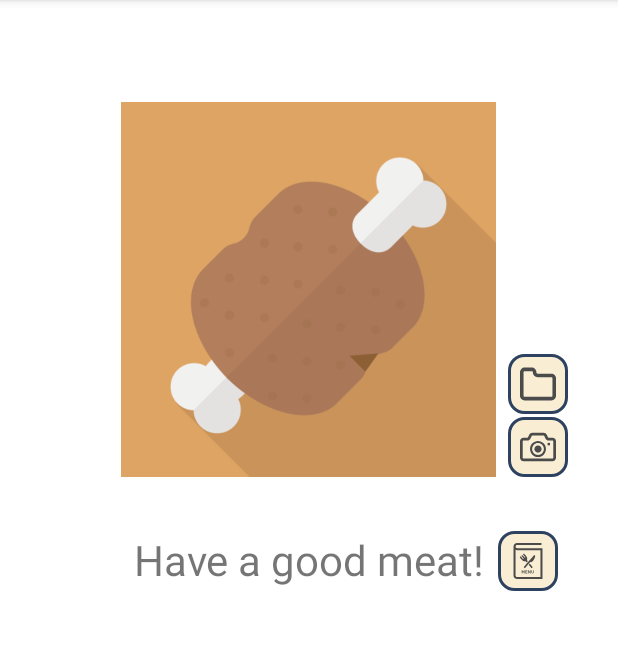
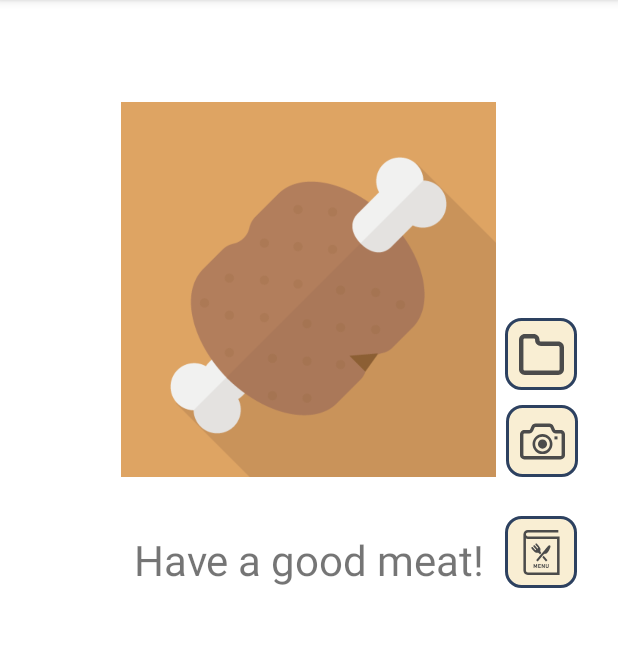
Before and after one commit to cacaoMath/ML_meat, an Android app: the screen it shows after launch (MainActivity), on a phone screen of 412 x 824 dp, the part 84-734 px from its top. Run offline under Robolectric (Android 15) with nearby library versions, the phone set to English and light mode, and no system bars; libraries missing offline, so code that uses them is left out: com.github.mikephil.charting, org.tensorflow.lite; plain views replace PieChart; pictures from the network do not load; 2 statements that could not run were skipped.

Commit message:
mod : 細かい修正 update : readmeのスクショの更新

```diff
--- a/app/src/main/java/com/example/ml_meat/MainActivity.kt
+++ b/app/src/main/java/com/example/ml_meat/MainActivity.kt
@@ -201,8 +201,9 @@ class MainActivity : AppCompatActivity() {
                     val image = Bitmap.createScaledBitmap(bitmap as Bitmap, 224, 224,true)
                     targetImgView.setImageBitmap(image)
                     meatPrediction(image)//画像推定
+                    Toast.makeText(this, "とれたよ！！", Toast.LENGTH_LONG).show()
+
                 }
-                Toast.makeText(this, "とれたよ！！", Toast.LENGTH_LONG).show()
             }
 
             // ギャラリーから
@@ -214,8 +215,9 @@ class MainActivity : AppCompatActivity() {
                         val image = Bitmap.createScaledBitmap(imageTmp, 224, 224,true)
                         targetImgView.setImageBitmap(image)
                         meatPrediction(image)//画像推定
+                        Toast.makeText(this, "とれたよ！！", Toast.LENGTH_LONG).show()
+
                     }
-                    Toast.makeText(this, "とれたよ！！", Toast.LENGTH_LONG).show()
                 } catch (e: Exception) {
                     Toast.makeText(this, "エラーが発生しました", Toast.LENGTH_LONG).show()
                 }
--- a/app/src/main/res/drawable/ic_camera.xml
+++ b/app/src/main/res/drawable/ic_camera.xml
@@ -1,6 +1,6 @@
-<vector android:autoMirrored="true" android:height="24dp"
+<vector android:autoMirrored="true" android:height="30dp"
     android:viewportHeight="512" android:viewportWidth="512"
-    android:width="24dp" xmlns:android="http://schemas.android.com/apk/res/android">
+    android:width="30dp" xmlns:android="http://schemas.android.com/apk/res/android">
     <path android:fillColor="#4B4B4B" android:pathData="M256,233.109c-28.5,0 -51.594,23.297 -51.594,52.047c0,28.766 23.094,52.047 51.594,52.047s51.594,-23.281 51.594,-52.047C307.594,256.406 284.5,233.109 256,233.109z"/>
     <path android:fillColor="#4B4B4B" android:pathData="M497.375,140.297c-8.984,-9.094 -21.641,-14.813 -35.453,-14.813h-54.203c-4.359,0.016 -8.438,-2.594 -10.313,-6.813l-16.234,-36.344c-8.031,-18.016 -25.891,-29.734 -45.703,-29.734H176.531c-19.813,0 -37.672,11.719 -45.719,29.719v0.016l-16.219,36.344c-1.875,4.219 -5.953,6.828 -10.313,6.813H50.078c-13.813,0 -26.484,5.719 -35.484,14.813C5.594,149.359 0,162.031 0,175.828v233.25c0,13.797 5.594,26.469 14.594,35.531c9,9.094 21.672,14.813 35.484,14.797h225.781h186.063c13.813,0.016 26.469,-5.703 35.453,-14.797c9.031,-9.063 14.625,-21.734 14.625,-35.531v-233.25C512,162.031 506.406,149.344 497.375,140.297zM473.281,409.078c0,3.313 -1.281,6.125 -3.375,8.281c-2.156,2.109 -4.844,3.328 -7.984,3.344H275.859H50.078c-3.156,-0.016 -5.859,-1.234 -7.984,-3.344c-2.094,-2.156 -3.375,-4.969 -3.375,-8.281v-233.25c0,-3.313 1.281,-6.125 3.375,-8.281c2.125,-2.125 4.828,-3.328 7.984,-3.344h54.203c19.781,0 37.656,-11.734 45.688,-29.766l16.188,-36.328c1.906,-4.203 5.969,-6.813 10.375,-6.813h158.938c4.406,0 8.469,2.609 10.359,6.797l16.219,36.359c8.016,18.016 25.891,29.75 45.672,29.75h54.203c3.141,0.016 5.828,1.219 7.984,3.344c2.094,2.156 3.375,4.984 3.375,8.281V409.078z"/>
     <path android:fillColor="#4B4B4B" android:pathData="M256,170.938c-31.313,-0.016 -59.75,12.844 -80.203,33.5c-20.484,20.656 -33.172,49.266 -33.156,80.719c-0.016,31.453 12.672,60.094 33.156,80.719c20.453,20.672 48.891,33.516 80.203,33.516c31.297,0 59.75,-12.844 80.203,-33.516c20.484,-20.625 33.172,-49.266 33.156,-80.719c0.016,-31.453 -12.672,-60.063 -33.156,-80.719C315.75,183.781 287.297,170.922 256,170.938zM315.031,344.891c-15.172,15.297 -35.953,24.688 -59.031,24.688c-23.094,0 -43.859,-9.391 -59.047,-24.688c-15.141,-15.297 -24.5,-36.328 -24.516,-59.734c0.016,-23.391 9.375,-44.422 24.516,-59.734c15.188,-15.297 35.953,-24.672 59.047,-24.688c23.078,0.016 43.859,9.391 59.031,24.688c15.156,15.313 24.516,36.344 24.531,59.734C339.547,308.563 330.188,329.594 315.031,344.891z"/>
--- a/app/src/main/res/drawable/ic_folder.xml
+++ b/app/src/main/res/drawable/ic_folder.xml
@@ -1,5 +1,5 @@
-<vector android:autoMirrored="true" android:height="24dp"
+<vector android:autoMirrored="true" android:height="30dp"
     android:viewportHeight="512" android:viewportWidth="512"
-    android:width="24dp" xmlns:android="http://schemas.android.com/apk/res/android">
+    android:width="30dp" xmlns:android="http://schemas.android.com/apk/res/android">
     <path android:fillColor="#4B4B4B" android:pathData="M492.459,128.673c-12,-12.033 -28.836,-19.558 -47.18,-19.542H249.91c-4.598,-0.016 -8.533,-1.795 -11.565,-4.795c-3,-3.041 -4.779,-6.967 -4.795,-11.566v-3.278c0.016,-18.345 -7.508,-35.188 -19.541,-47.18c-11.992,-12.033 -28.836,-19.558 -47.18,-19.541H66.721c-18.344,-0.017 -35.189,7.508 -47.18,19.541C7.508,54.303 -0.017,71.147 0,89.492v44.819v44.484v243.722c-0.017,18.344 7.508,35.188 19.541,47.172c12,12.033 28.836,19.557 47.18,19.541h378.558c18.344,0.016 35.18,-7.508 47.18,-19.541c12.033,-11.984 19.558,-28.828 19.541,-47.172V175.853C512.017,157.508 504.492,140.664 492.459,128.673zM461.639,422.517c-0.017,4.598 -1.787,8.524 -4.787,11.566c-3.041,2.991 -6.976,4.77 -11.574,4.787H66.721c-4.598,-0.017 -8.533,-1.796 -11.574,-4.787c-3,-3.041 -4.77,-6.968 -4.786,-11.566V178.795v-44.484V89.492c0.017,-4.599 1.795,-8.524 4.795,-11.574c3.041,-3 6.968,-4.771 11.566,-4.787h100.107c4.598,0.016 8.524,1.787 11.565,4.787c3,3.049 4.778,6.975 4.795,11.574v3.278c-0.017,18.345 7.508,35.18 19.541,47.18c11.992,12.033 28.836,19.558 47.18,19.541h195.369c4.598,0.017 8.524,1.787 11.565,4.788c3,3.049 4.778,6.975 4.795,11.574V422.517z"/>
 </vector>
--- a/app/src/main/res/drawable/ic_menu.xml
+++ b/app/src/main/res/drawable/ic_menu.xml
@@ -1,6 +1,6 @@
-<vector android:autoMirrored="true" android:height="24dp"
+<vector android:autoMirrored="true" android:height="30dp"
     android:viewportHeight="512" android:viewportWidth="512"
-    android:width="24dp" xmlns:android="http://schemas.android.com/apk/res/android">
+    android:width="30dp" xmlns:android="http://schemas.android.com/apk/res/android">
     <path android:fillColor="#4B4B4B" android:pathData="M186.769,413.08l-11.825,-25.18l-7.983,0l0,44.41l8.329,0l0,-25.3l8.508,17.594l5.958,0l8.267,-17.496l0,25.202l8.329,0l0,-44.41l-7.983,0z"/>
     <path android:fillColor="#4B4B4B" android:pathData="M219.062,432.31l29.053,0l0,-7.668l-20.739,0l0,-10.917l17.692,0l0,-7.608l-17.692,0l0,-10.557l20.739,0l0,-7.66l-29.053,0z"/>
     <path android:fillColor="#4B4B4B" android:pathData="M284.249,415.578l-18.218,-27.678l-7.352,0l0,44.41l8.328,0l0,-27.738l18.217,27.738l7.338,0l0,-44.41l-8.313,0z"/>
--- a/app/src/main/res/layout/activity_main.xml
+++ b/app/src/main/res/layout/activity_main.xml
@@ -32,8 +32,8 @@
 
     <ImageButton
         android:id="@+id/camera_btn"
-        android:layout_width="40dp"
-        android:layout_height="40dp"
+        android:layout_width="48dp"
+        android:layout_height="48dp"
         android:background="@drawable/button"
         android:contentDescription="@string/camera_button"
         android:src="@drawable/ic_camera"
@@ -47,31 +47,32 @@
 
     <ImageButton
         android:id="@+id/selectImg_btn"
-        android:layout_width="40dp"
-        android:layout_height="40dp"
-        android:layout_marginTop="168dp"
+        android:layout_width="48dp"
+        android:layout_height="48dp"
+        android:layout_marginTop="144dp"
         android:background="@drawable/button"
         android:contentDescription="@string/selectImg_button"
         android:src="@drawable/ic_folder"
         android:text="@string/selectImg_button"
         app:layout_constraintEnd_toEndOf="parent"
-        app:layout_constraintHorizontal_bias="0.195"
+        app:layout_constraintHorizontal_bias="0.181"
         app:layout_constraintStart_toEndOf="@+id/imageView"
         app:layout_constraintTop_toTopOf="@+id/imageView"
         tools:ignore="SpeakableTextPresentCheck" />
 
     <ImageButton
         android:id="@+id/recipeSearch_btn"
-        android:layout_width="40dp"
-        android:layout_height="40dp"
+        android:layout_width="48dp"
+        android:layout_height="48dp"
         android:background="@drawable/button"
         android:src="@drawable/ic_menu"
+        android:contentDescription="recipe"
         app:layout_constraintBottom_toBottomOf="@+id/prediction_tv"
         app:layout_constraintEnd_toEndOf="parent"
-        app:layout_constraintHorizontal_bias="0.175"
+        app:layout_constraintHorizontal_bias="0.325"
         app:layout_constraintStart_toEndOf="@+id/prediction_tv"
         app:layout_constraintTop_toTopOf="@+id/prediction_tv"
-        app:layout_constraintVertical_bias="0.0" />
+        app:layout_constraintVertical_bias="1.0" />
 
     <com.github.mikephil.charting.charts.PieChart
         android:id="@+id/pieChart"
```
Also changed, not shown: 2 other files.
